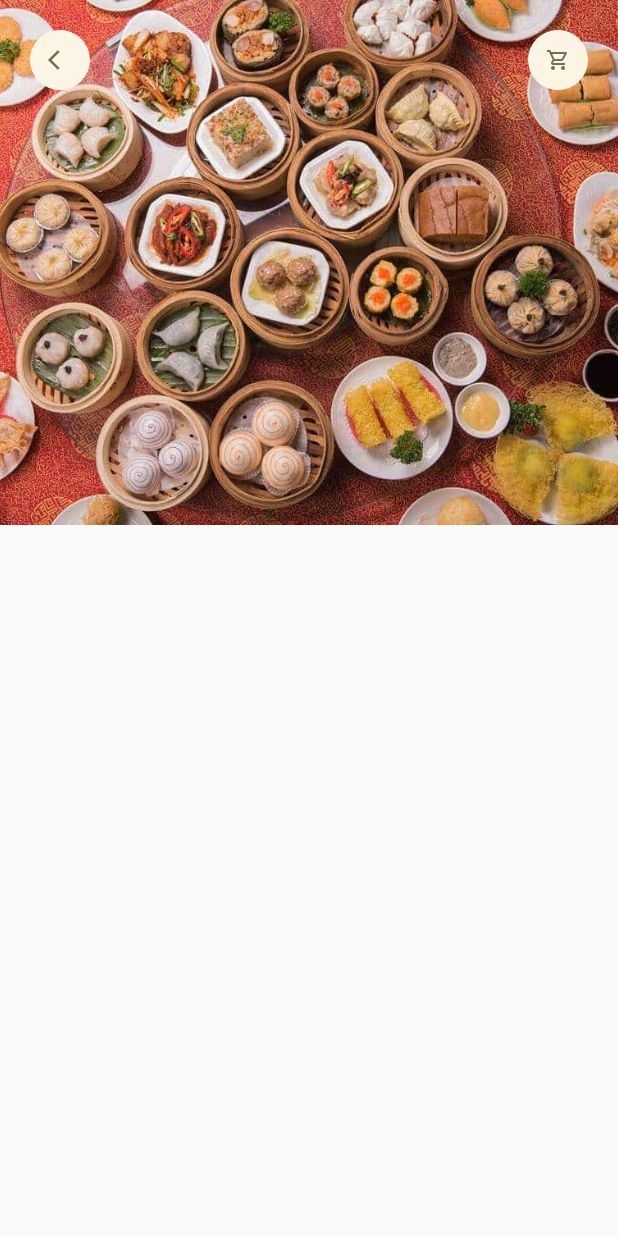
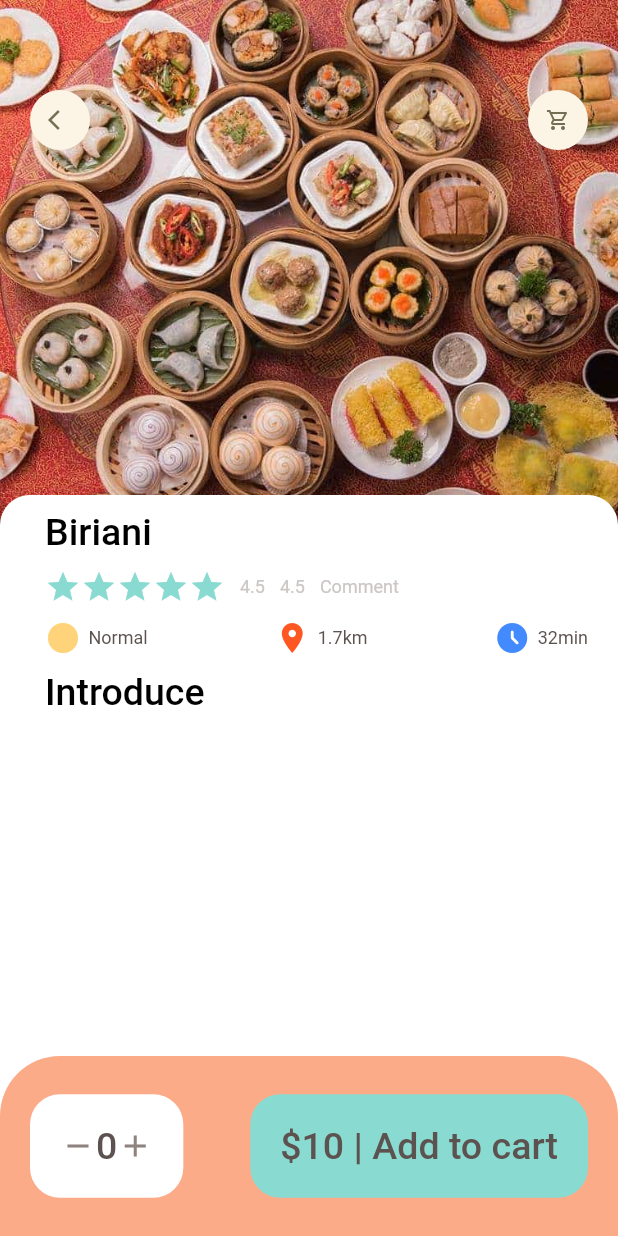
Before and after one commit to Nas-virat/Food_Delivery_App, a Flutter app: the screen it shows after launch, on a phone screen of 412 x 824 dp. Run offline on Flutter 3.47's test engine with Material 2 defaults, Android fonts, the phone set to English and light mode, and no system bars; our stand-ins replace get.

Commit message:
add more detail

```diff
--- a/lib/pages/food/popular_food__deatil.dart
+++ b/lib/pages/food/popular_food__deatil.dart
@@ -1,6 +1,11 @@
 import 'package:flutter/cupertino.dart';
 import 'package:flutter/material.dart';
 import 'package:food_delivery_app/widgets/app_icon.dart';
+import 'package:food_delivery_app/widgets/big_text.dart';
+
+import '../../utils/colors.dart';
+import '../../widgets/icon_text_widget.dart';
+import '../../widgets/small_text.dart';
 
 class PopularFoodDetail extends StatelessWidget {
   const PopularFoodDetail({Key? key}) : super(key: key);
@@ -8,6 +13,7 @@ class PopularFoodDetail extends StatelessWidget {
   @override
   Widget build(BuildContext context) {
     return Scaffold(
+      backgroundColor: Colors.white,
       body: Stack(
         children: [
           Positioned(
@@ -27,7 +33,7 @@ class PopularFoodDetail extends StatelessWidget {
             )
           ),
           Positioned(
-            top: 20,
+            top: 60,
             left: 20,
               right: 20,
               child: Row(
@@ -37,8 +43,119 @@ class PopularFoodDetail extends StatelessWidget {
                   AppIcon(icon: Icons.shopping_cart_outlined)
                 ],
               )
+          ),
+          Positioned(
+              left: 0,
+              right: 0,
+              bottom: 0,
+              top: 330,
+              child: Container(
+                padding: EdgeInsets.only(left: 20,right: 20),
+                decoration: BoxDecoration(
+                  borderRadius: BorderRadius.only(
+                    topRight: Radius.circular(20),
+                    topLeft: Radius.circular(20)
+                  ),
+                  color: Colors.white
+                ),
+                child: Container(
+                  margin: EdgeInsets.only(left: 10,top: 10),
+                  child: Column(
+                    crossAxisAlignment: CrossAxisAlignment.start,
+                    children: <Widget>[
+                      BigText(text: "Biriani",color: Colors.black),
+                      SizedBox(height: 10,),
+                      Row(
+                        children: [
+                          Wrap(
+                            children: List.generate(5, (index) => Icon(Icons.star,color:AppColors.mainColor)),
+                          ),
+                          SizedBox(width: 10,),
+                          SmallText(text: "4.5"),
+                          SizedBox(width: 10,),
+                          SmallText(text: "4.5"),
+                          SizedBox(width: 10,),
+                          SmallText(text: "Comment"),
+                        ],
+                      ),
+                      SizedBox(height: 10,),
+                      Row(
+                        mainAxisAlignment: MainAxisAlignment.spaceBetween,
+                        children: [
+                          IconAndTextWidget(
+                              icon: Icons.circle_sharp,
+                              text: "Normal",
+                              color: AppColors.titleColor,
+                              iconColor: AppColors.yellowColor
+                          ),
+                          SizedBox(width: 10,),
+                          IconAndTextWidget(
+                              icon: Icons.location_on,
+                              text: "1.7km",
+                              color: AppColors.titleColor,
+                              iconColor: Colors.deepOrange
+                          ),
+                          SizedBox(width: 10,),
+                          IconAndTextWidget(
+                              icon: Icons.access_time_filled_rounded,
+                              text: "32min",
+                              color: AppColors.titleColor,
+                              iconColor: Colors.blueAccent
+                          ),
+                        ],
+                      ),
+                      SizedBox(height: 10,),
+                      BigText(text: "Introduce",color: Colors.black),
+                      SizedBox(height: 10,),
+
+                    ],
+                  ),
+                ),
+              )
           )
         ],
+      ),
+      bottomNavigationBar: Container(
+        height: 120,
+        padding: EdgeInsets.only(top: 20,bottom: 20,left: 20,right: 20),
+        decoration: BoxDecoration(
+          color: AppColors.buttombackgroundColor,
+          borderRadius: BorderRadius.only(
+            topLeft: Radius.circular(20*2),
+            topRight: Radius.circular(20*2),
+          )
+        ),
+        child: Row(
+          mainAxisAlignment: MainAxisAlignment.spaceBetween,
+          children: [
+            Container(
+              padding: EdgeInsets.only(top: 20,right:20,left: 20,bottom:20),
+              decoration: BoxDecoration(
+                borderRadius: BorderRadius.circular(20),
+                color: Colors.white,
+              ),
+              child: Row(
+                children: [
+                  Icon(Icons.remove,color: AppColors.signColor,),
+                  BigText(text: "0"),
+                  Icon(Icons.add,color: AppColors.signColor,),
+                ],
+              ),
+            ),
+            Container(
+              padding: EdgeInsets.only(top: 20,right:20,left: 20,bottom:20),
+              decoration: BoxDecoration(
+                borderRadius: BorderRadius.circular(20),
+                color: AppColors.mainColor,
+              ),
+              child: Row(
+                children: [
+                  BigText(text: "\$10 | Add to cart"),
+                ],
+              ),
+            )
+          ],
+        ),
       ),
     );
   }
--- a/lib/widgets/big_text.dart
+++ b/lib/widgets/big_text.dart
@@ -7,9 +7,9 @@ class BigText extends StatelessWidget {
   double size;
   TextOverflow overflow;
   BigText({Key? key,
-    this.color = const Color(0xFF89dad0),
+    this.color = const Color(0xFF5c524f),
     required this.text,
-    this.size=20,
+    this.size=25,
     this.overflow=TextOverflow.ellipsis
   }) : super(key: key);
 
```
